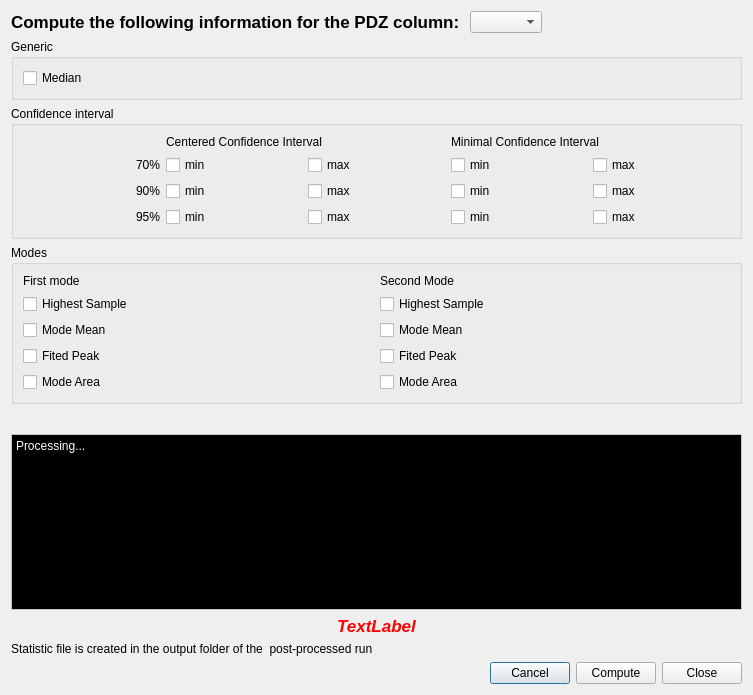
Before: the Qt Designer form PhzQtUI/auxdir/PhzQtUI/DialogPOP.ui in astrorama/Phosphoros, drawn with Qt 5.
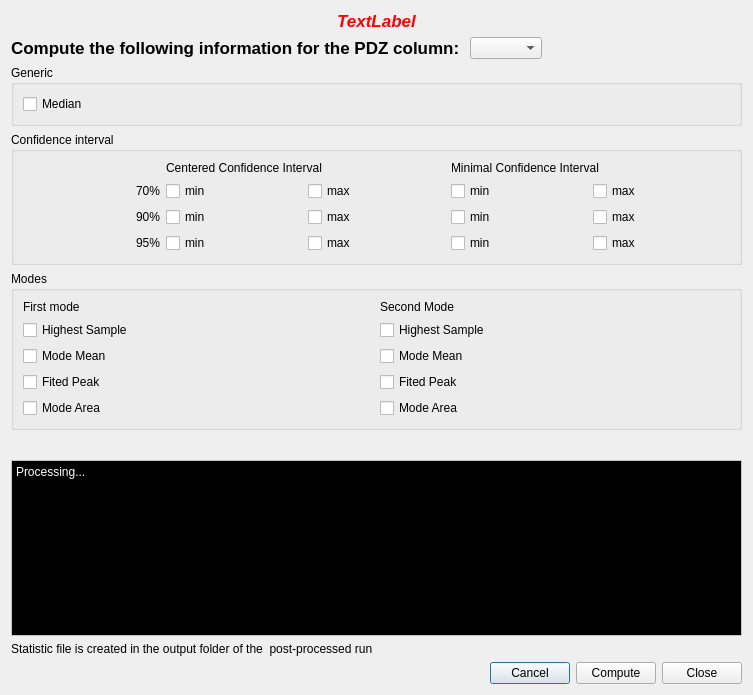
After: the same form once the commit is applied.

Commit message: Changes after presentation of the refactored GUI

What changed in the file:
```diff
--- a/PhzQtUI/auxdir/PhzQtUI/DialogPOP.ui
+++ b/PhzQtUI/auxdir/PhzQtUI/DialogPOP.ui
@@ -14,6 +14,439 @@
    <string>PDZ statistic</string>
   </property>
   <layout class="QVBoxLayout" name="verticalLayout">
+   <item>
+    <widget class="QLabel" name="lbl_warning">
+     <property name="palette">
+      <palette>
+       <active>
+        <colorrole role="WindowText">
+         <brush brushstyle="SolidPattern">
+          <color alpha="255">
+           <red>255</red>
+           <green>0</green>
+           <blue>0</blue>
+          </color>
+         </brush>
+        </colorrole>
+        <colorrole role="Button">
+         <brush brushstyle="SolidPattern">
+          <color alpha="255">
+           <red>255</red>
+           <green>0</green>
+           <blue>0</blue>
+          </color>
+         </brush>
+        </colorrole>
+        <colorrole role="Light">
+         <brush brushstyle="SolidPattern">
+          <color alpha="255">
+           <red>255</red>
+           <green>127</green>
+           <blue>127</blue>
+          </color>
+         </brush>
+        </colorrole>
+        <colorrole role="Midlight">
+         <brush brushstyle="SolidPattern">
+          <color alpha="255">
+           <red>255</red>
+           <green>63</green>
+           <blue>63</blue>
+          </color>
+         </brush>
+        </colorrole>
+        <colorrole role="Dark">
+         <brush brushstyle="SolidPattern">
+          <color alpha="255">
+           <red>127</red>
+           <green>0</green>
+           <blue>0</blue>
+          </color>
+         </brush>
+        </colorrole>
+        <colorrole role="Mid">
+         <brush brushstyle="SolidPattern">
+          <color alpha="255">
+           <red>170</red>
+           <green>0</green>
+           <blue>0</blue>
+          </color>
+         </brush>
+        </colorrole>
+        <colorrole role="Text">
+         <brush brushstyle="SolidPattern">
+          <color alpha="255">
+           <red>255</red>
+           <green>0</green>
+           <blue>0</blue>
+          </color>
+         </brush>
+        </colorrole>
+        <colorrole role="BrightText">
+         <brush brushstyle="SolidPattern">
+          <color alpha="255">
+           <red>255</red>
+           <green>255</green>
+           <blue>255</blue>
+          </color>
+         </brush>
+        </colorrole>
+        <colorrole role="ButtonText">
+         <brush brushstyle="SolidPattern">
+          <color alpha="255">
+           <red>0</red>
+           <green>0</green>
+           <blue>0</blue>
+          </color>
+         </brush>
+        </colorrole>
+        <colorrole role="Base">
+         <brush brushstyle="SolidPattern">
+          <color alpha="255">
+           <red>255</red>
+           <green>255</green>
+           <blue>255</blue>
+          </color>
+         </brush>
+        </colorrole>
+        <colorrole role="Window">
+         <brush brushstyle="SolidPattern">
+          <color alpha="255">
+           <red>255</red>
+           <green>0</green>
+           <blue>0</blue>
+          </color>
+         </brush>
+        </colorrole>
+        <colorrole role="Shadow">
+         <brush brushstyle="SolidPattern">
+          <color alpha="255">
+           <red>0</red>
+           <green>0</green>
+           <blue>0</blue>
+          </color>
+         </brush>
+        </colorrole>
+        <colorrole role="AlternateBase">
+         <brush brushstyle="SolidPattern">
+          <color alpha="255">
+           <red>255</red>
+           <green>127</green>
+           <blue>127</blue>
+          </color>
+         </brush>
+        </colorrole>
+        <colorrole role="ToolTipBase">
+         <brush brushstyle="SolidPattern">
+          <color alpha="255">
+           <red>255</red>
+           <green>255</green>
+           <blue>220</blue>
+          </color>
+         </brush>
+        </colorrole>
+        <colorrole role="ToolTipText">
+         <brush brushstyle="SolidPattern">
+          <color alpha="255">
+           <red>0</red>
+           <green>0</green>
+           <blue>0</blue>
+          </color>
+         </brush>
+        </colorrole>
+       </active>
+       <inactive>
+        <colorrole role="WindowText">
+         <brush brushstyle="SolidPattern">
+          <color alpha="255">
+           <red>255</red>
+           <green>0</green>
+           <blue>0</blue>
+          </color>
+         </brush>
+        </colorrole>
+        <colorrole role="Button">
+         <brush brushstyle="SolidPattern">
+          <color alpha="255">
+           <red>255</red>
+           <green>0</green>
+           <blue>0</blue>
+          </color>
+         </brush>
+        </colorrole>
+        <colorrole role="Light">
+         <brush brushstyle="SolidPattern">
+          <color alpha="255">
+           <red>255</red>
+           <green>127</green>
+           <blue>127</blue>
+          </color>
+         </brush>
+        </colorrole>
+        <colorrole role="Midlight">
+         <brush brushstyle="SolidPattern">
+          <color alpha="255">
+           <red>255</red>
+           <green>63</green>
+           <blue>63</blue>
+          </color>
+         </brush>
+        </colorrole>
+        <colorrole role="Dark">
+         <brush brushstyle="SolidPattern">
+          <color alpha="255">
+           <red>127</red>
+           <green>0</green>
+           <blue>0</blue>
+          </color>
+         </brush>
+        </colorrole>
+        <colorrole role="Mid">
+         <brush brushstyle="SolidPattern">
+          <color alpha="255">
+           <red>170</red>
+           <green>0</green>
+           <blue>0</blue>
+          </color>
+         </brush>
+        </colorrole>
+        <colorrole role="Text">
+         <brush brushstyle="SolidPattern">
+          <color alpha="255">
+           <red>255</red>
+           <green>0</green>
+           <blue>0</blue>
+          </color>
+         </brush>
+        </colorrole>
+        <colorrole role="BrightText">
+         <brush brushstyle="SolidPattern">
+          <color alpha="255">
+           <red>255</red>
+           <green>255</green>
+           <blue>255</blue>
+          </color>
+         </brush>
+        </colorrole>
+        <colorrole role="ButtonText">
+         <brush brushstyle="SolidPattern">
+          <color alpha="255">
+           <red>0</red>
+           <green>0</green>
+           <blue>0</blue>
+          </color>
+         </brush>
+        </colorrole>
+        <colorrole role="Base">
+         <brush brushstyle="SolidPattern">
+          <color alpha="255">
+           <red>255</red>
+           <green>255</green>
+           <blue>255</blue>
+          </color>
+         </brush>
+        </colorrole>
+        <colorrole role="Window">
+         <brush brushstyle="SolidPattern">
+          <color alpha="255">
+           <red>255</red>
+           <green>0</green>
+           <blue>0</blue>
+          </color>
+         </brush>
+        </colorrole>
+        <colorrole role="Shadow">
+         <brush brushstyle="SolidPattern">
+          <color alpha="255">
+           <red>0</red>
+           <green>0</green>
+           <blue>0</blue>
+          </color>
+         </brush>
+        </colorrole>
+        <colorrole role="AlternateBase">
+         <brush brushstyle="SolidPattern">
+          <color alpha="255">
+           <red>255</red>
+           <green>127</green>
+           <blue>127</blue>
+          </color>
+         </brush>
+        </colorrole>
+        <colorrole role="ToolTipBase">
+         <brush brushstyle="SolidPattern">
+          <color alpha="255">
+           <red>255</red>
+           <green>255</green>
+           <blue>220</blue>
+          </color>
+         </brush>
+        </colorrole>
+        <colorrole role="ToolTipText">
+         <brush brushstyle="SolidPattern">
+          <color alpha="255">
+           <red>0</red>
+           <green>0</green>
+           <blue>0</blue>
+          </color>
+         </brush>
+        </colorrole>
+       </inactive>
+       <disabled>
+        <colorrole role="WindowText">
+         <brush brushstyle="SolidPattern">
+          <color alpha="255">
+           <red>127</red>
+           <green>0</green>
+           <blue>0</blue>
+          </color>
+         </brush>
+        </colorrole>
+        <colorrole role="Button">
+         <brush brushstyle="SolidPattern">
+          <color alpha="255">
+           <red>255</red>
+           <green>0</green>
+           <blue>0</blue>
+          </color>
+         </brush>
+        </colorrole>
+        <colorrole role="Light">
+         <brush brushstyle="SolidPattern">
+          <color alpha="255">
+           <red>255</red>
+           <green>127</green>
+           <blue>127</blue>
+          </color>
+         </brush>
+        </colorrole>
+        <colorrole role="Midlight">
+         <brush brushstyle="SolidPattern">
+          <color alpha="255">
+           <red>255</red>
+           <green>63</green>
+           <blue>63</blue>
+          </color>
+         </brush>
+        </colorrole>
+        <colorrole role="Dark">
+         <brush brushstyle="SolidPattern">
+          <color alpha="255">
+           <red>127</red>
+           <green>0</green>
+           <blue>0</blue>
+          </color>
+         </brush>
+        </colorrole>
+        <colorrole role="Mid">
+         <brush brushstyle="SolidPattern">
+          <color alpha="255">
+           <red>170</red>
+           <green>0</green>
+           <blue>0</blue>
+          </color>
+         </brush>
+        </colorrole>
+        <colorrole role="Text">
+         <brush brushstyle="SolidPattern">
+          <color alpha="255">
+           <red>127</red>
+           <green>0</green>
+           <blue>0</blue>
+          </color>
+         </brush>
+        </colorrole>
+        <colorrole role="BrightText">
+         <brush brushstyle="SolidPattern">
+          <color alpha="255">
+           <red>255</red>
+           <green>255</green>
+           <blue>255</blue>
+          </color>
+         </brush>
+        </colorrole>
+        <colorrole role="ButtonText">
+         <brush brushstyle="SolidPattern">
+          <color alpha="255">
+           <red>127</red>
+           <green>0</green>
+           <blue>0</blue>
+          </color>
+         </brush>
+        </colorrole>
+        <colorrole role="Base">
+         <brush brushstyle="SolidPattern">
+          <color alpha="255">
+           <red>255</red>
+           <green>0</green>
+           <blue>0</blue>
+          </color>
+         </brush>
+        </colorrole>
+        <colorrole role="Window">
+         <brush brushstyle="SolidPattern">
+          <color alpha="255">
+           <red>255</red>
+           <green>0</green>
+           <blue>0</blue>
+          </color>
+         </brush>
+        </colorrole>
+        <colorrole role="Shadow">
+         <brush brushstyle="SolidPattern">
+          <color alpha="255">
+           <red>0</red>
+           <green>0</green>
+           <blue>0</blue>
+          </color>
+         </brush>
+        </colorrole>
+        <colorrole role="AlternateBase">
+         <brush brushstyle="SolidPattern">
+          <color alpha="255">
+           <red>255</red>
+           <green>0</green>
+           <blue>0</blue>
+          </color>
+         </brush>
+        </colorrole>
+        <colorrole role="ToolTipBase">
+         <brush brushstyle="SolidPattern">
+          <color alpha="255">
+           <red>255</red>
+           <green>255</green>
+           <blue>220</blue>
+          </color>
+         </brush>
+        </colorrole>
+        <colorrole role="ToolTipText">
+         <brush brushstyle="SolidPattern">
+          <color alpha="255">
+           <red>0</red>
+           <green>0</green>
+           <blue>0</blue>
+          </color>
+         </brush>
+        </colorrole>
+       </disabled>
+      </palette>
+     </property>
+     <property name="font">
+      <font>
+       <pointsize>13</pointsize>
+       <weight>75</weight>
+       <italic>true</italic>
+       <bold>true</bold>
+      </font>
+     </property>
+     <property name="text">
+      <string>TextLabel</string>
+     </property>
+     <property name="alignment">
+      <set>Qt::AlignCenter</set>
+     </property>
+    </widget>
+   </item>
    <item>
     <layout class="QHBoxLayout" name="horizontalLayout">
      <item>
@@ -735,439 +1168,6 @@
      </property>
     </widget>
    </item>
-   <item>
-    <widget class="QLabel" name="lbl_warning">
-     <property name="palette">
-      <palette>
-       <active>
-        <colorrole role="WindowText">
-         <brush brushstyle="SolidPattern">
-          <color alpha="255">
-           <red>255</red>
-           <green>0</green>
-           <blue>0</blue>
-          </color>
-         </brush>
-        </colorrole>
-        <colorrole role="Button">
-         <brush brushstyle="SolidPattern">
-          <color alpha="255">
-           <red>255</red>
-           <green>0</green>
-           <blue>0</blue>
-          </color>
-         </brush>
-        </colorrole>
-        <colorrole role="Light">
-         <brush brushstyle="SolidPattern">
-          <color alpha="255">
-           <red>255</red>
-           <green>127</green>
-           <blue>127</blue>
-          </color>
-         </brush>
-        </colorrole>
-        <colorrole role="Midlight">
-         <brush brushstyle="SolidPattern">
-          <color alpha="255">
-           <red>255</red>
-           <green>63</green>
-           <blue>63</blue>
-          </color>
-         </brush>
-        </colorrole>
-        <colorrole role="Dark">
-         <brush brushstyle="SolidPattern">
-          <color alpha="255">
-           <red>127</red>
-           <green>0</green>
-           <blue>0</blue>
-          </color>
-         </brush>
-        </colorrole>
-        <colorrole role="Mid">
-         <brush brushstyle="SolidPattern">
-          <color alpha="255">
-           <red>170</red>
-           <green>0</green>
-           <blue>0</blue>
-          </color>
-         </brush>
-        </colorrole>
-        <colorrole role="Text">
-         <brush brushstyle="SolidPattern">
-          <color alpha="255">
-           <red>255</red>
-           <green>0</green>
-           <blue>0</blue>
-          </color>
-         </brush>
-        </colorrole>
-        <colorrole role="BrightText">
-         <brush brushstyle="SolidPattern">
-          <color alpha="255">
-           <red>255</red>
-           <green>255</green>
-           <blue>255</blue>
-          </color>
-         </brush>
-        </colorrole>
-        <colorrole role="ButtonText">
-         <brush brushstyle="SolidPattern">
-          <color alpha="255">
-           <red>0</red>
-           <green>0</green>
-           <blue>0</blue>
-          </color>
-         </brush>
-        </colorrole>
-        <colorrole role="Base">
-         <brush brushstyle="SolidPattern">
-          <color alpha="255">
-           <red>255</red>
-           <green>255</green>
-           <blue>255</blue>
-          </color>
-         </brush>
-        </colorrole>
-        <colorrole role="Window">
-         <brush brushstyle="SolidPattern">
-          <color alpha="255">
-           <red>255</red>
-           <green>0</green>
-           <blue>0</blue>
-          </color>
-         </brush>
-        </colorrole>
-        <colorrole role="Shadow">
-         <brush brushstyle="SolidPattern">
-          <color alpha="255">
-           <red>0</red>
-           <green>0</green>
-           <blue>0</blue>
-          </color>
-         </brush>
-        </colorrole>
-        <colorrole role="AlternateBase">
-         <brush brushstyle="SolidPattern">
-          <color alpha="255">
-           <red>255</red>
-           <green>127</green>
-           <blue>127</blue>
-          </color>
-         </brush>
-        </colorrole>
-        <colorrole role="ToolTipBase">
-         <brush brushstyle="SolidPattern">
-          <color alpha="255">
-           <red>255</red>
-           <green>255</green>
-           <blue>220</blue>
-          </color>
-         </brush>
-        </colorrole>
-        <colorrole role="ToolTipText">
-         <brush brushstyle="SolidPattern">
-          <color alpha="255">
-           <red>0</red>
-           <green>0</green>
-           <blue>0</blue>
-          </color>
-         </brush>
-        </colorrole>
-       </active>
-       <inactive>
-        <colorrole role="WindowText">
-         <brush brushstyle="SolidPattern">
-          <color alpha="255">
-           <red>255</red>
-           <green>0</green>
-           <blue>0</blue>
-          </color>
-         </brush>
-        </colorrole>
-        <colorrole role="Button">
-         <brush brushstyle="SolidPattern">
-          <color alpha="255">
-           <red>255</red>
-           <green>0</green>
-           <blue>0</blue>
-          </color>
-         </brush>
-        </colorrole>
-        <colorrole role="Light">
-         <brush brushstyle="SolidPattern">
-          <color alpha="255">
-           <red>255</red>
-           <green>127</green>
-           <blue>127</blue>
-          </color>
-         </brush>
-        </colorrole>
-        <colorrole role="Midlight">
-         <brush brushstyle="SolidPattern">
-          <color alpha="255">
-           <red>255</red>
-           <green>63</green>
-           <blue>63</blue>
-          </color>
-         </brush>
-        </colorrole>
-        <colorrole role="Dark">
-         <brush brushstyle="SolidPattern">
-          <color alpha="255">
-           <red>127</red>
-           <green>0</green>
-           <blue>0</blue>
-          </color>
-         </brush>
-        </colorrole>
-        <colorrole role="Mid">
-         <brush brushstyle="SolidPattern">
-          <color alpha="255">
-           <red>170</red>
-           <green>0</green>
-           <blue>0</blue>
-          </color>
-         </brush>
-        </colorrole>
-        <colorrole role="Text">
-         <brush brushstyle="SolidPattern">
-          <color alpha="255">
-           <red>255</red>
-           <green>0</green>
-           <blue>0</blue>
-          </color>
-         </brush>
-        </colorrole>
-        <colorrole role="BrightText">
-         <brush brushstyle="SolidPattern">
-          <color alpha="255">
-           <red>255</red>
-           <green>255</green>
-           <blue>255</blue>
-          </color>
-         </brush>
-        </colorrole>
-        <colorrole role="ButtonText">
-         <brush brushstyle="SolidPattern">
-          <color alpha="255">
-           <red>0</red>
-           <green>0</green>
-           <blue>0</blue>
-          </color>
-         </brush>
-        </colorrole>
-        <colorrole role="Base">
-         <brush brushstyle="SolidPattern">
-          <color alpha="255">
-           <red>255</red>
-           <green>255</green>
-           <blue>255</blue>
-          </color>
-         </brush>
-        </colorrole>
-        <colorrole role="Window">
-         <brush brushstyle="SolidPattern">
-          <color alpha="255">
-           <red>255</red>
-           <green>0</green>
-           <blue>0</blue>
-          </color>
-         </brush>
-        </colorrole>
-        <colorrole role="Shadow">
-         <brush brushstyle="SolidPattern">
-          <color alpha="255">
-           <red>0</red>
-           <green>0</green>
-           <blue>0</blue>
-          </color>
-         </brush>
-        </colorrole>
-        <colorrole role="AlternateBase">
-         <brush brushstyle="SolidPattern">
-          <color alpha="255">
-           <red>255</red>
-           <green>127</green>
-           <blue>127</blue>
-          </color>
-         </brush>
-        </colorrole>
-        <colorrole role="ToolTipBase">
-         <brush brushstyle="SolidPattern">
-          <color alpha="255">
-           <red>255</red>
-           <green>255</green>
-           <blue>220</blue>
-          </color>
-         </brush>
-        </colorrole>
-        <colorrole role="ToolTipText">
-         <brush brushstyle="SolidPattern">
-          <color alpha="255">
-           <red>0</red>
-           <green>0</green>
-           <blue>0</blue>
-          </color>
-         </brush>
-        </colorrole>
-       </inactive>
-       <disabled>
-        <colorrole role="WindowText">
-         <brush brushstyle="SolidPattern">
-          <color alpha="255">
-           <red>127</red>
-           <green>0</green>
-           <blue>0</blue>
-          </color>
-         </brush>
-        </colorrole>
-        <colorrole role="Button">
-         <brush brushstyle="SolidPattern">
-          <color alpha="255">
-           <red>255</red>
-           <green>0</green>
-           <blue>0</blue>
-          </color>
-         </brush>
-        </colorrole>
-        <colorrole role="Light">
-         <brush brushstyle="SolidPattern">
-          <color alpha="255">
-           <red>255</red>
-           <green>127</green>
-           <blue>127</blue>
-          </color>
-         </brush>
-        </colorrole>
-        <colorrole role="Midlight">
-         <brush brushstyle="SolidPattern">
-          <color alpha="255">
-           <red>255</red>
-           <green>63</green>
-           <blue>63</blue>
-          </color>
-         </brush>
-        </colorrole>
-        <colorrole role="Dark">
-         <brush brushstyle="SolidPattern">
-          <color alpha="255">
-           <red>127</red>
-           <green>0</green>
-           <blue>0</blue>
-          </color>
-         </brush>
-        </colorrole>
-        <colorrole role="Mid">
-         <brush brushstyle="SolidPattern">
-          <color alpha="255">
-           <red>170</red>
-           <green>0</green>
-           <blue>0</blue>
-          </color>
-         </brush>
-        </colorrole>
-        <colorrole role="Text">
-         <brush brushstyle="SolidPattern">
-          <color alpha="255">
-           <red>127</red>
-           <green>0</green>
-           <blue>0</blue>
-          </color>
-         </brush>
-        </colorrole>
-        <colorrole role="BrightText">
-         <brush brushstyle="SolidPattern">
-          <color alpha="255">
-           <red>255</red>
-           <green>255</green>
-           <blue>255</blue>
-          </color>
-         </brush>
-        </colorrole>
-        <colorrole role="ButtonText">
-         <brush brushstyle="SolidPattern">
-          <color alpha="255">
-           <red>127</red>
-           <green>0</green>
-           <blue>0</blue>
-          </color>
-         </brush>
-        </colorrole>
-        <colorrole role="Base">
-         <brush brushstyle="SolidPattern">
-          <color alpha="255">
-           <red>255</red>
-           <green>0</green>
-           <blue>0</blue>
-          </color>
-         </brush>
-        </colorrole>
-        <colorrole role="Window">
-         <brush brushstyle="SolidPattern">
-          <color alpha="255">
-           <red>255</red>
-           <green>0</green>
-           <blue>0</blue>
-          </color>
-         </brush>
-        </colorrole>
-        <colorrole role="Shadow">
-         <brush brushstyle="SolidPattern">
-          <color alpha="255">
-           <red>0</red>
-           <green>0</green>
-           <blue>0</blue>
-          </color>
-         </brush>
-        </colorrole>
-        <colorrole role="AlternateBase">
-         <brush brushstyle="SolidPattern">
-          <color alpha="255">
-           <red>255</red>
-           <green>0</green>
-           <blue>0</blue>
-          </color>
-         </brush>
-        </colorrole>
-        <colorrole role="ToolTipBase">
-         <brush brushstyle="SolidPattern">
-          <color alpha="255">
-           <red>255</red>
-           <green>255</green>
-           <blue>220</blue>
-          </color>
-         </brush>
-        </colorrole>
-        <colorrole role="ToolTipText">
-         <brush brushstyle="SolidPattern">
-          <color alpha="255">
-           <red>0</red>
-           <green>0</green>
-           <blue>0</blue>
-          </color>
-         </brush>
-        </colorrole>
-       </disabled>
-      </palette>
-     </property>
-     <property name="font">
-      <font>
-       <pointsize>13</pointsize>
-       <weight>75</weight>
-       <italic>true</italic>
-       <bold>true</bold>
-      </font>
-     </property>
-     <property name="text">
-      <string>TextLabel</string>
-     </property>
-     <property name="alignment">
-      <set>Qt::AlignCenter</set>
-     </property>
-    </widget>
-   </item>
    <item>
     <widget class="QLabel" name="label_9">
      <property name="text">
```
The commit also changes 6 other files.
